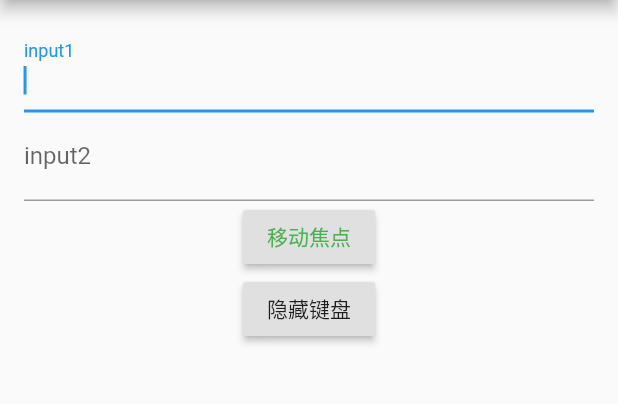
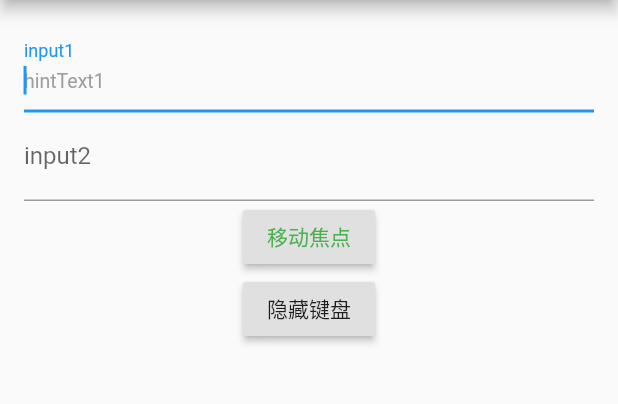
Before and after one commit to robinying/Flutterdemo, a Flutter app: the screen it shows after launch, after a tap on "Field Focus", on a phone screen of 412 x 824 dp, the part 84-488 px from its top. Run offline on Flutter 3.47's test engine with Material 2 defaults, Android fonts, the phone set to English and light mode, and no system bars; network calls fail.

Commit message:
add new commit

```diff
--- a/lib/fieldinput/FoucusInputTest.dart
+++ b/lib/fieldinput/FoucusInputTest.dart
@@ -24,7 +24,10 @@ class _FocusTestRouteState extends State<FocusTestRoute> {
               TextField(
                 autofocus: true,
                 focusNode: focusNode1, //关联focusNode1
-                decoration: InputDecoration(labelText: "input1"),
+                decoration: InputDecoration(
+                    labelText: "input1",
+                    hintText: "hintText1",
+                    hintStyle: TextStyle(color: Colors.grey, fontSize: 13.0)),
               ),
               TextField(
                 focusNode: focusNode2, //关联focusNode2
--- a/lib/main.dart
+++ b/lib/main.dart
@@ -2,6 +2,12 @@ import 'package:flutter/material.dart';
 import 'SwitchTest.dart';
 import 'package:flutter_demo/fieldinput/FieldInputTest.dart';
 import 'package:flutter_demo/fieldinput/FoucusInputTest.dart';
+import 'package:flutter_demo/fieldinput/FormInputTest.dart';
+import 'package:flutter_demo/column/ColumnRowTest.dart';
+import 'package:flutter_demo/column/FlexLayoutTestRoute.dart';
+import 'package:flutter_demo/WrapTestRoute.dart';
+import 'package:flutter_demo/Scaffold.dart';
+import 'package:flutter_demo/SingleChildScrollViewTestRoute.dart';
 import 'dart:developer';
 import 'dart:async';
 
@@ -105,22 +111,24 @@ class _MyHomePageState extends State<MyHomePage> {
         child: new Column(
           mainAxisAlignment: MainAxisAlignment.center,
           children: <Widget>[
-            new Text(
-              'You have pushed the button this many times:',
-            ),
-            new Text(
-              '$_counter',
-              style: Theme.of(context).textTheme.display1,
-            ),
             FlatButton(
-              child: Text("open new route"),
-              textColor: Colors.blue,
+              child: Text("open Scafford Text"),
+              textColor: Colors.blueGrey,
               onPressed: () {
                 Navigator.push(context,
                     new MaterialPageRoute(builder: (context) {
-                  return new ParentWidget();
+                  return new ScaffoldRoute();
                 }));
               },
+            ),
+            RaisedButton(
+              child: Text("Scroll View"),
+              onPressed: () => {
+                    Navigator.push(context,
+                        new MaterialPageRoute(builder: (context) {
+                      return new SingleChildScrollViewTestRoute();
+                    }))
+                  },
             ),
             FlatButton(
               child: Text("open test"),
@@ -160,6 +168,54 @@ class _MyHomePageState extends State<MyHomePage> {
                     Navigator.push(context,
                         new MaterialPageRoute(builder: (context) {
                       return new FocusTestRoute();
+                    }))
+                  },
+            ),
+            RaisedButton(
+              child: Text(
+                "Form Test",
+                style: TextStyle(color: Colors.amber),
+              ),
+              onPressed: () => {
+                    Navigator.push(context,
+                        new MaterialPageRoute(builder: (context) {
+                      return new FormTestRoute();
+                    }))
+                  },
+            ),
+            RaisedButton(
+              child: Text(
+                "Column Test",
+                style: TextStyle(color: Colors.indigo),
+              ),
+              onPressed: () => {
+                    Navigator.push(context,
+                        new MaterialPageRoute(builder: (context) {
+                      return new ColumnRoute();
+                    }))
+                  },
+            ),
+            RaisedButton(
+              child: Text(
+                "Flex Test",
+                style: TextStyle(color: Colors.indigo),
+              ),
+              onPressed: () => {
+                    Navigator.push(context,
+                        new MaterialPageRoute(builder: (context) {
+                      return new FlexLayoutTestRoute();
+                    }))
+                  },
+            ),
+            RaisedButton(
+              child: Text(
+                "Wrap Test",
+                style: TextStyle(color: Colors.amber),
+              ),
+              onPressed: () => {
+                    Navigator.push(context,
+                        new MaterialPageRoute(builder: (context) {
+                      return new WrapTestRoute();
                     }))
                   },
             ),
```
Also changed, not shown: lib/Scaffold.dart (added, +49 -0 lines), lib/SingleChildScrollViewTestRoute.dart (added, +29 -0 lines), lib/WrapTestRoute.dart (added, +59 -0 lines), lib/column/ColumnRowTest.dart (added, +57 -0 lines), lib/column/FlexLayoutTestRoute.dart (added, +63 -0 lines), lib/fieldinput/FormInputTest.dart (added, +86 -0 lines).
